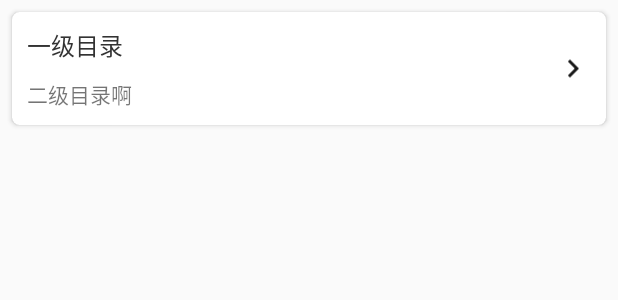
After one commit to yuan7016/XY-WanAndroid, an Android app: the layout item_system_layout.xml on its own in the app's theme, with its tools: preview values and no code run, on a phone screen of 412 x 824 dp. The commit adds this screen. Shown: the top 300 px of the screen. Run offline under Robolectric (Android 15) with nearby library versions, the phone set to English and light mode, and no system bars.

Commit message:
get SystemTree Data

```diff
--- /dev/null
+++ b/app/src/main/res/drawable/icon_balck_next.xml
@@ -0,0 +1,5 @@
+<vector android:alpha="0.9" android:height="24dp"
+    android:viewportHeight="24.0" android:viewportWidth="24.0"
+    android:width="24dp" xmlns:android="http://schemas.android.com/apk/res/android">
+    <path android:fillColor="#FF000000" android:pathData="M10,6L8.59,7.41 13.17,12l-4.58,4.59L10,18l6,-6z"/>
+</vector>
--- /dev/null
+++ b/app/src/main/res/layout/item_system_layout.xml
@@ -0,0 +1,44 @@
+<?xml version="1.0" encoding="utf-8"?>
+<androidx.cardview.widget.CardView xmlns:android="http://schemas.android.com/apk/res/android"
+    xmlns:app="http://schemas.android.com/apk/res-auto"
+    android:layout_height="wrap_content"
+    android:layout_margin="8dp"
+    android:background="?attr/selectableItemBackground"
+    app:cardCornerRadius="5dp"
+    android:layout_width="match_parent">
+
+
+    <RelativeLayout
+        android:layout_height="match_parent"
+        android:padding="10dp"
+        android:layout_width="match_parent">
+
+        <TextView
+            android:id="@+id/tv_item_tree_title"
+            android:layout_height="wrap_content"
+            android:text="一级目录"
+            android:textColor="@color/Black_333333"
+            android:textSize="16sp"
+            android:layout_width="wrap_content" />
+
+        <TextView
+            android:id="@+id/tv_item_tree_content"
+            android:layout_height="wrap_content"
+            android:layout_below="@id/tv_item_tree_title"
+            android:layout_marginTop="10dp"
+            android:layout_toStartOf="@id/iv_item_arrow"
+            android:text="二级目录啊"
+            android:textSize="14sp"
+            android:layout_width="match_parent" />
+
+        <ImageView
+            android:id="@+id/iv_item_arrow"
+            android:layout_height="30dp"
+            android:layout_alignParentEnd="true"
+            android:layout_centerVertical="true"
+            android:src="@drawable/icon_balck_next"
+            android:layout_width="wrap_content" />
+
+    </RelativeLayout>
+
+</androidx.cardview.widget.CardView>
```
Also changed, not shown: app/src/main/java/com/xyuan/wanandroid/adapter/SystemAdapter.kt (added, +31 -0 lines), app/src/main/java/com/xyuan/wanandroid/data/SystemBean.kt (added, +36 -0 lines), app/src/main/java/com/xyuan/wanandroid/rxhttp/ApiService.kt (+7 -4 lines), app/src/main/java/com/xyuan/wanandroid/ui/fragments/SystemFragment.kt (+92 -6 lines), app/src/main/java/com/xyuan/wanandroid/viewmodel/SystemViewModel.kt (added, +45 -0 lines), app/src/main/res/layout/fragement_system.xml (+19 -8 lines).
